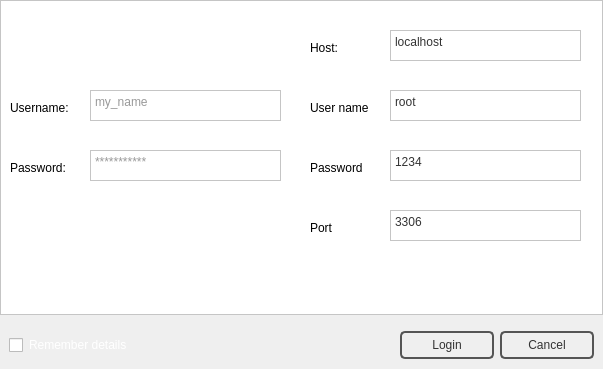
Qt form loginwindow.ui (NCNM/PMS) before a commit.
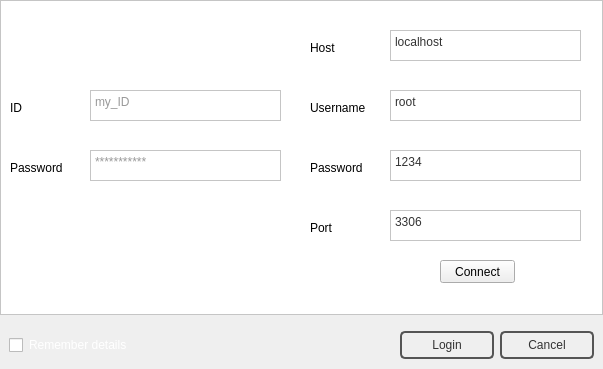
The same form after that commit. Icons and pictures are not drawn.

Diff of the .ui file:
```diff
--- a/loginwindow.ui
+++ b/loginwindow.ui
@@ -30,7 +30,7 @@
    <property name="bottomMargin">
     <number>0</number>
    </property>
-   <item row="2" column="0">
+   <item row="3" column="0">
     <widget class="QFrame" name="frame_5">
      <property name="minimumSize">
       <size>
@@ -219,7 +219,7 @@
      </layout>
     </widget>
    </item>
-   <item row="1" column="0">
+   <item row="2" column="0">
     <widget class="QFrame" name="frame">
      <property name="styleSheet">
       <string notr="true">QFrame {
@@ -237,7 +237,7 @@
      <property name="frameShadow">
       <enum>QFrame::Raised</enum>
      </property>
-     <widget class="QPlainTextEdit" name="plainTextEdit">
+     <widget class="QPlainTextEdit" name="plainTextEdit_ID">
       <property name="geometry">
        <rect>
         <x>90</x>
@@ -253,10 +253,10 @@
        <enum>QFrame::Plain</enum>
       </property>
       <property name="placeholderText">
-       <string>my_name</string>
+       <string>my_ID</string>
       </property>
      </widget>
-     <widget class="QPlainTextEdit" name="plainTextEdit_2">
+     <widget class="QPlainTextEdit" name="plainTextEdit_passID">
       <property name="geometry">
        <rect>
         <x>90</x>
@@ -288,7 +288,7 @@
        </rect>
       </property>
       <property name="text">
-       <string>Username:</string>
+       <string>ID</string>
       </property>
      </widget>
      <widget class="QLabel" name="label_2">
@@ -301,10 +301,10 @@
        </rect>
       </property>
       <property name="text">
-       <string>Password:</string>
+       <string>Password</string>
       </property>
      </widget>
-     <widget class="QPlainTextEdit" name="plainTextEdit_3">
+     <widget class="QPlainTextEdit" name="plainTextEdit_username">
       <property name="geometry">
        <rect>
         <x>390</x>
@@ -336,7 +336,7 @@
        </rect>
       </property>
       <property name="text">
-       <string>User name</string>
+       <string>Username</string>
       </property>
      </widget>
      <widget class="QLabel" name="label_4">
@@ -349,10 +349,10 @@
        </rect>
       </property>
       <property name="text">
-       <string>Host:</string>
+       <string>Host</string>
       </property>
      </widget>
-     <widget class="QPlainTextEdit" name="plainTextEdit_4">
+     <widget class="QPlainTextEdit" name="plainTextEdit_localhost">
       <property name="geometry">
        <rect>
         <x>390</x>
@@ -387,7 +387,7 @@
        <string>Password</string>
       </property>
      </widget>
-     <widget class="QPlainTextEdit" name="plainTextEdit_5">
+     <widget class="QPlainTextEdit" name="plainTextEdit_pass">
       <property name="geometry">
        <rect>
         <x>390</x>
@@ -409,7 +409,7 @@
        <string>Password</string>
       </property>
      </widget>
-     <widget class="QPlainTextEdit" name="plainTextEdit_6">
+     <widget class="QPlainTextEdit" name="plainTextEdit_port">
       <property name="geometry">
        <rect>
         <x>390</x>
@@ -444,6 +444,19 @@
        <string>Port</string>
       </property>
      </widget>
+     <widget class="QPushButton" name="pushButton_connect">
+      <property name="geometry">
+       <rect>
+        <x>440</x>
+        <y>260</y>
+        <width>75</width>
+        <height>23</height>
+       </rect>
+      </property>
+      <property name="text">
+       <string>Connect</string>
+      </property>
+     </widget>
     </widget>
    </item>
   </layout>
```
